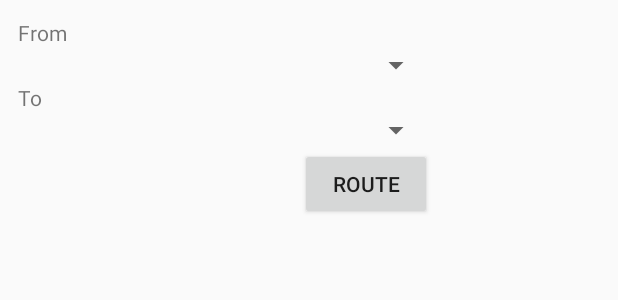
After one commit to collinmay/mywcc-app, an Android app: the layout fragment_navigation_dialog.xml on its own in the app's theme, with its tools: preview values and no code run, on a phone screen of 412 x 824 dp. The commit adds this screen. Shown: the top 300 px of the screen. Run offline under Robolectric (Android 15) with nearby library versions, the phone set to English and light mode, and no system bars.

Commit message:
UI for navigation

```diff
--- a/app/src/main/java/edu/whatcom/mywcc/models/Building.java
+++ b/app/src/main/java/edu/whatcom/mywcc/models/Building.java
@@ -12,10 +12,14 @@ public class Building {
         this.name = name;
     }
 
+    @Override
+    public String toString() {
+        return this.id;
+    }
+
     public String getId() {
         return this.id;
     }
-
     public String getName() {
         return this.name;
     }
--- a/app/src/main/res/layout/content_map_college_page.xml
+++ b/app/src/main/res/layout/content_map_college_page.xml
@@ -7,7 +7,7 @@
     android:layout_width="match_parent">
 
     <com.google.android.material.floatingactionbutton.FloatingActionButton
-        android:id="@+id/fab"
+        android:id="@+id/nav_fab"
         android:layout_width="wrap_content"
         android:layout_height="wrap_content"
         android:layout_gravity="end|bottom"
--- /dev/null
+++ b/app/src/main/res/layout/fragment_navigation_dialog.xml
@@ -0,0 +1,39 @@
+<?xml version="1.0" encoding="utf-8"?>
+<RelativeLayout xmlns:android="http://schemas.android.com/apk/res/android"
+                xmlns:tools="http://schemas.android.com/tools"
+                android:layout_width="300dp"
+                android:layout_height="match_parent"
+                tools:context=".NavigationDialogFragment">
+    <LinearLayout
+        android:layout_width="match_parent"
+        android:layout_height="wrap_content"
+        android:gravity="center"
+        android:orientation="vertical"
+        android:padding="12dp">
+
+        <TextView
+            android:layout_width="match_parent"
+            android:layout_height="wrap_content"
+            android:text="@string/nav_from"/>
+        <Spinner
+            android:layout_width="match_parent"
+            android:layout_height="wrap_content"
+            android:id="@+id/nav_from">
+        </Spinner>
+        <TextView
+            android:layout_width="match_parent"
+            android:layout_height="wrap_content"
+            android:text="@string/nav_to"/>
+        <Spinner
+            android:layout_width="match_parent"
+            android:layout_height="wrap_content"
+            android:id="@+id/nav_to" />
+        <Button
+            android:layout_width="wrap_content"
+            android:layout_height="wrap_content"
+            android:layout_gravity="end"
+            android:text="@string/navigate"
+            android:id="@+id/nav_button" />
+    </LinearLayout>
+
+</RelativeLayout>
--- a/app/src/main/res/values/strings.xml
+++ b/app/src/main/res/values/strings.xml
@@ -32,4 +32,10 @@
     <string name="title_activity_current_schedule">Current Schedule</string>
 
     <string name="mapbox_access_token">pk.eyJ1IjoiY29sbGlubWF5IiwiYSI6ImNqbGQxdnFvaDAzN3Yza3F6dDI5OGE5NDYifQ.rw75aDgpE3k_juOv0Z0UaA</string>
+
+    <!-- TODO: Remove or change this placeholder text -->
+    <string name="hello_blank_fragment">Hello blank fragment</string>
+    <string name="nav_from">From</string>
+    <string name="nav_to">To</string>
+    <string name="navigate">ROUTE</string>
 </resources>
```
Also changed, not shown: app/src/main/java/edu/whatcom/mywcc/MapCollegePage.java (+14 -0 lines), app/src/main/java/edu/whatcom/mywcc/NavigationDialogFragment.java (added, +50 -0 lines).
